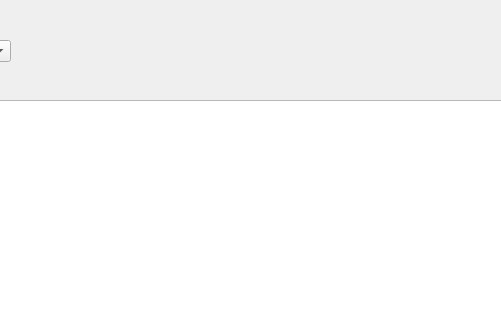
Old version of the form general.ui in the repository belakovi/beosztaskezelo; both pictures show x 630 to 1131 and y 0 to 320 of the 1282 by 598 pixel window.
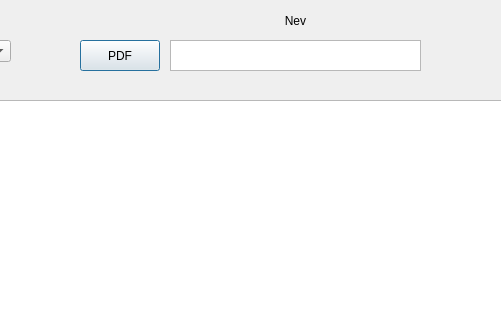
New version of the form.

Patch:
```diff
--- a/general.ui
+++ b/general.ui
@@ -134,6 +134,45 @@
     </font>
    </property>
   </widget>
+  <widget class="QPushButton" name="pdfButton">
+   <property name="geometry">
+    <rect>
+     <x>710</x>
+     <y>40</y>
+     <width>80</width>
+     <height>31</height>
+    </rect>
+   </property>
+   <property name="text">
+    <string>PDF</string>
+   </property>
+  </widget>
+  <widget class="QTextEdit" name="pdfNev">
+   <property name="geometry">
+    <rect>
+     <x>800</x>
+     <y>40</y>
+     <width>251</width>
+     <height>31</height>
+    </rect>
+   </property>
+  </widget>
+  <widget class="QLabel" name="label_3">
+   <property name="geometry">
+    <rect>
+     <x>820</x>
+     <y>10</y>
+     <width>211</width>
+     <height>21</height>
+    </rect>
+   </property>
+   <property name="text">
+    <string>Nev</string>
+   </property>
+   <property name="alignment">
+    <set>Qt::AlignCenter</set>
+   </property>
+  </widget>
  </widget>
  <resources/>
  <connections/>
```
